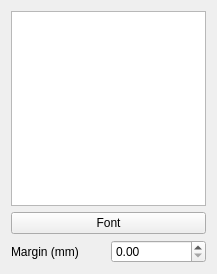
First picture: the form in qgis/src/ui/qgscomposerlabelwidgetbase.ui, repository sourcepole/qgis, before the edit.
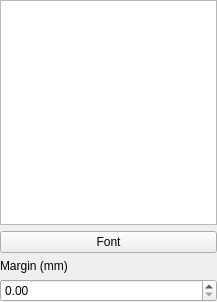
Second picture: the form after the edit.

Commit message: Further ui cleanups for map composer

Diff of the .ui file:
```diff
--- a/qgis/src/ui/qgscomposerlabelwidgetbase.ui
+++ b/qgis/src/ui/qgscomposerlabelwidgetbase.ui
@@ -1,12 +1,12 @@
 <ui version="4.0" >
  <class>QgsComposerLabelWidgetBase</class>
- <widget class="QWidget" name="QgsComposerLabelWidgetBase" >
-  <property name="geometry" >
+ <widget class="QWidget" name="QgsComposerLabelWidgetBase">
+  <property name="geometry">
    <rect>
     <x>0</x>
     <y>0</y>
     <width>217</width>
-    <height>274</height>
+    <height>302</height>
    </rect>
   </property>
   <property name="sizePolicy" >
@@ -18,18 +18,21 @@
   <property name="windowTitle" >
    <string>Label Options</string>
   </property>
-  <layout class="QGridLayout" >
-   <item row="0" column="0" colspan="2" >
-    <widget class="QTextEdit" name="mTextEdit" >
-     <property name="lineWrapMode" >
+  <layout class="QGridLayout" name="gridLayout">
+   <property name="margin">
+    <number>0</number>
+   </property>
+   <item row="0" column="0">
+    <widget class="QTextEdit" name="mTextEdit">
+     <property name="lineWrapMode">
       <enum>QTextEdit::NoWrap</enum>
      </property>
     </widget>
    </item>
-   <item row="1" column="0" colspan="2" >
-    <widget class="QPushButton" name="mFontButton" >
-     <property name="sizePolicy" >
-      <sizepolicy vsizetype="Fixed" hsizetype="Preferred" >
+   <item row="1" column="0">
+    <widget class="QPushButton" name="mFontButton">
+     <property name="sizePolicy">
+      <sizepolicy hsizetype="Preferred" vsizetype="Fixed">
        <horstretch>0</horstretch>
        <verstretch>0</verstretch>
       </sizepolicy>
@@ -39,9 +42,9 @@
      </property>
     </widget>
    </item>
-   <item row="2" column="0" >
-    <widget class="QLabel" name="mMarginTextLabel" >
-     <property name="text" >
+   <item row="2" column="0">
+    <widget class="QLabel" name="mMarginTextLabel">
+     <property name="text">
       <string>Margin (mm)</string>
      </property>
      <property name="buddy" >
@@ -49,12 +52,12 @@
      </property>
     </widget>
    </item>
-   <item row="2" column="1" >
-    <widget class="QDoubleSpinBox" name="mMarginDoubleSpinBox" />
+   <item row="3" column="0">
+    <widget class="QDoubleSpinBox" name="mMarginDoubleSpinBox"/>
    </item>
   </layout>
  </widget>
- <layoutdefault spacing="6" margin="11" />
+ <layoutdefault spacing="6" margin="11"/>
  <tabstops>
   <tabstop>mTextEdit</tabstop>
   <tabstop>mFontButton</tabstop>
```
Left out of the diff: 13 changed lines with no effect on the pictures. The commit also changes 4 other files.
